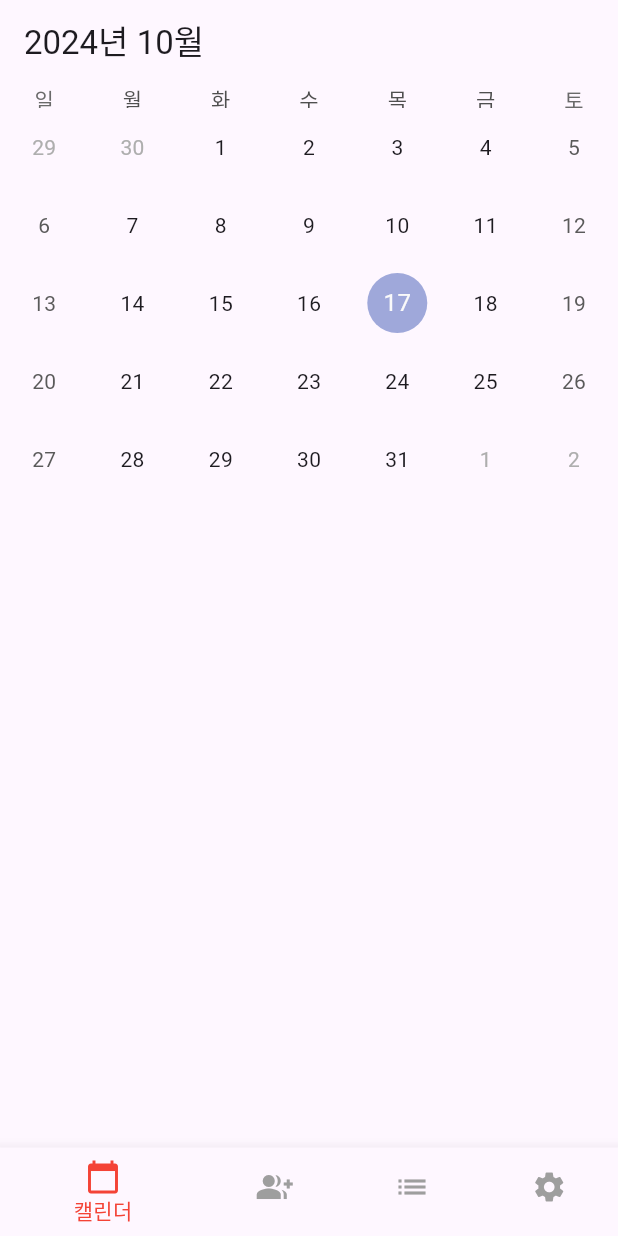
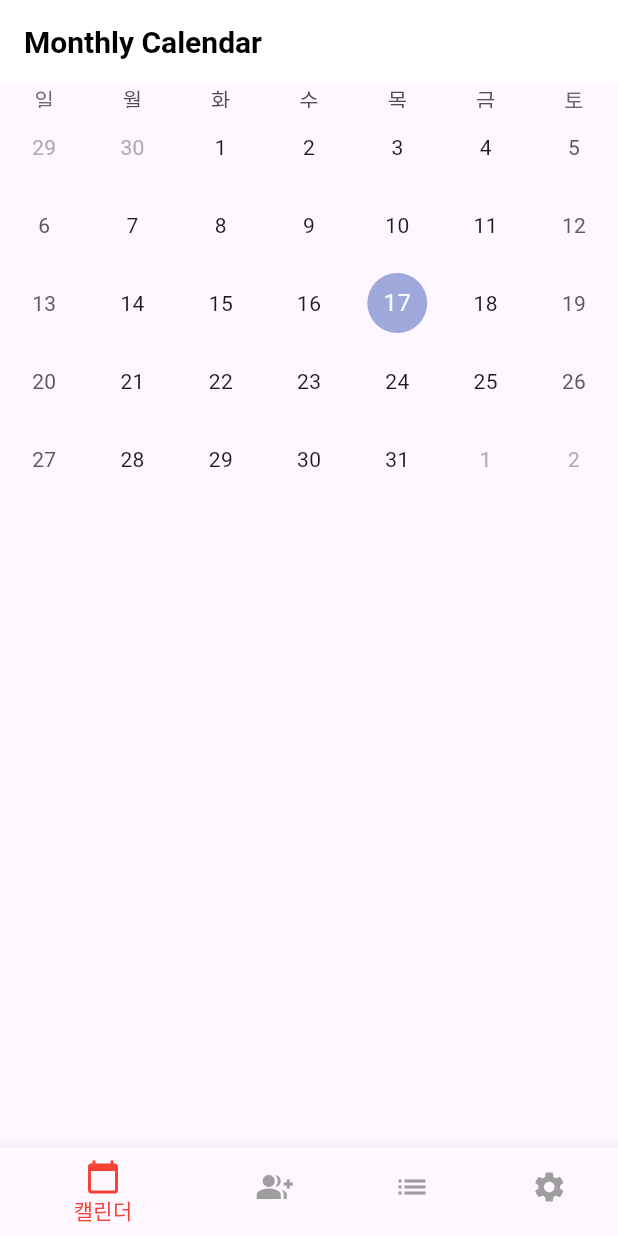
Before and after one commit to sjlee0303/2024_luckyton, a Flutter app: the screen it shows after launch, on a phone screen of 412 x 824 dp. Run offline on Flutter 3.47's test engine with Material 3 defaults, Android fonts, the phone set to English and light mode, and no system bars; drawn by our look-alikes of table_calendar.

Commit message:
modified:   lib/main.dart

```diff
--- a/lib/main.dart
+++ b/lib/main.dart
@@ -94,15 +94,15 @@ class _CalendarPageState extends State<CalendarPage> {
     return Scaffold(
       appBar: AppBar(
 //<<<<<<< HEAD
-//        titleTextStyle: TextStyle(
-//          fontSize: 20, fontWeight: FontWeight.bold, color: Colors.black),
-//        backgroundColor: Colors.white,//배경색상 지정
-//        title: Text('Monthly Calendar'),
+        titleTextStyle: TextStyle(
+          fontSize: 20, fontWeight: FontWeight.bold, color: Colors.black),
+        backgroundColor: Colors.white,//배경색상 지정
+        title: Text('Monthly Calendar'),
 //=======
-        title: GestureDetector(
-          onTap: () => _selectYearMonth(context),
-          child: Text('${_focusedDay.year}년 ${_focusedDay.month}월'),
-        ),
+//        title: GestureDetector(
+//          onTap: () => _selectYearMonth(context),
+//          child: Text('${_focusedDay.year}년 ${_focusedDay.month}월'),
+//        ),
 //>>>>>>> origin/yeeun
       ),
       body: Column(
@@ -378,6 +378,10 @@ class FriendsPage extends StatelessWidget {
     return Scaffold(
       appBar: AppBar(
         title: Text('친구 추가'),
+        titleTextStyle: TextStyle(
+          fontSize: 20, fontWeight: FontWeight.bold, color: Colors.black),
+        backgroundColor: Colors.white,//배경색상 지정
+        foregroundColor: Colors.black,//전면색상 지정
       ),
       body: Center(
         child: Text(
```
